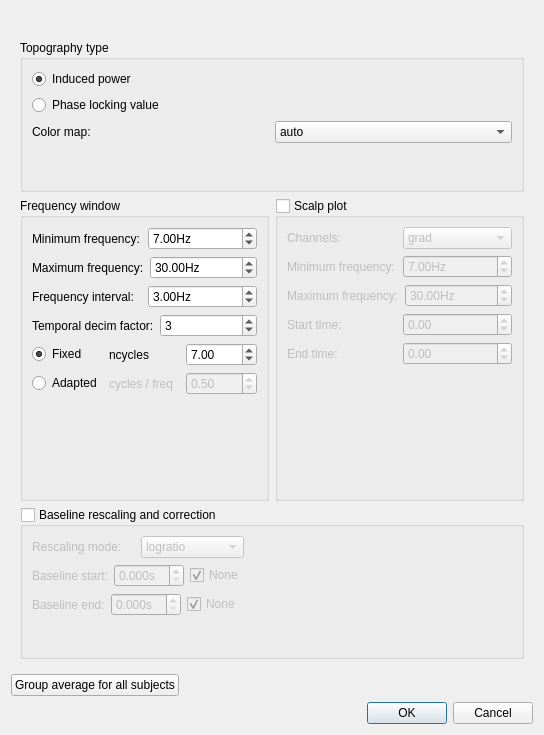
First picture: the form in qt4Designer_ui_files/TFRtopologyUi.ui, repository cibr-jyu/meggie, before the edit.
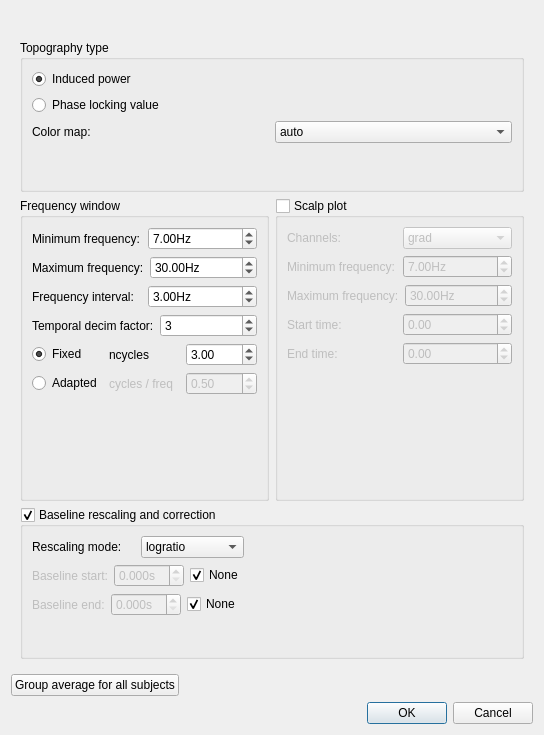
Second picture: the form after the edit.

Commit message: Change default values on dialogs

Diff of the .ui file:
```diff
--- a/qt4Designer_ui_files/TFRtopologyUi.ui
+++ b/qt4Designer_ui_files/TFRtopologyUi.ui
@@ -313,7 +313,7 @@
                  <double>100.000000000000000</double>
                 </property>
                 <property name="value">
-                 <double>7.000000000000000</double>
+                 <double>3.000000000000000</double>
                 </property>
                </widget>
               </item>
@@ -527,6 +527,9 @@
        </item>
        <item row="3" column="0" colspan="2">
         <widget class="QGroupBox" name="groupBoxBaseline">
+         <property name="enabled">
+          <bool>true</bool>
+         </property>
          <property name="sizePolicy">
           <sizepolicy hsizetype="Preferred" vsizetype="Preferred">
            <horstretch>0</horstretch>
@@ -540,7 +543,7 @@
           <bool>true</bool>
          </property>
          <property name="checked">
-          <bool>false</bool>
+          <bool>true</bool>
          </property>
          <layout class="QGridLayout" name="gridLayout_3">
           <item row="0" column="0">
```
Left out of the diff: 6 changed lines with no effect on the pictures. The commit also changes 3 other files.
